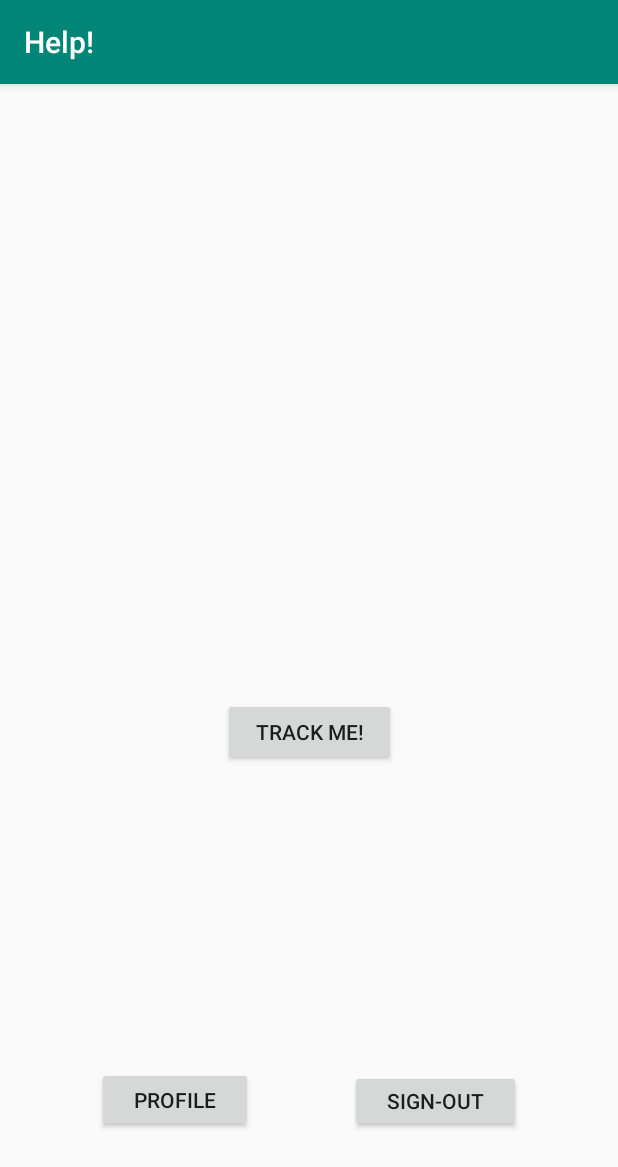
After one commit to Arnesh07/Help-, an Android app: the trackMeFrag screen opened directly, with no data from a screen before it, on a phone screen of 412 x 824 dp. The commit adds this screen. Shown: the top 1167 px of the screen. Run offline under Robolectric (Android 15) with nearby library versions, the phone set to English and light mode, and no system bars; our stand-ins replace Firebase (no records; nobody signed in at launch, a user with empty details on screens opened directly).

Commit message:
Adds TrackMe UI and Implements Timer

```diff
--- a/app/src/main/java/com/example/arnesh07/help/MainActivity.java
+++ b/app/src/main/java/com/example/arnesh07/help/MainActivity.java
@@ -1,11 +1,18 @@
 package com.example.arnesh07.help;
 
+import android.app.AlarmManager;
+import android.os.Handler;
+import android.os.Looper;
+import android.os.Message;
 import android.support.annotation.NonNull;
+import android.support.v4.app.AlarmManagerCompat;
+import android.support.v4.app.DialogFragment;
 import android.support.v4.app.FragmentManager;
 import android.support.v4.app.FragmentTransaction;
 import android.support.v7.app.AppCompatActivity;
 import android.os.Bundle;
 import android.text.TextUtils;
+import android.util.Log;
 import android.view.View;
 import android.widget.FrameLayout;
 import android.widget.ProgressBar;
@@ -19,7 +26,10 @@ import com.google.firebase.auth.FirebaseAuthUserCollisionException;
 import com.google.firebase.database.DatabaseReference;
 import com.google.firebase.database.FirebaseDatabase;
 
-public class MainActivity extends AppCompatActivity implements signup.signUpListener , login.loginListener , EmailInputFragment.EmailInputFragmentListener {
+import java.util.Timer;
+import java.util.TimerTask;
+
+public class MainActivity extends AppCompatActivity implements signup.signUpListener , login.loginListener , EmailInputFragment.EmailInputFragmentListener , trackMeFrag.trackMeListener ,TimePickerFrag.timePickerListener {
 
      FragmentManager fragmentManager;
      FragmentTransaction fragmentTransaction;
@@ -33,6 +43,9 @@ public class MainActivity extends AppCompatActivity implements signup.signUpList
      signup signupFrag=new signup();
      login loginFrag=new login();
      EmailInputFragment emailInputFragment=new EmailInputFragment();
+     trackMeFrag trackMeFrag=new trackMeFrag();
+     DialogFragment timePickerFrag = new TimePickerFrag();
+
 
     @Override
     protected void onCreate(Bundle savedInstanceState) {
@@ -44,12 +57,10 @@ public class MainActivity extends AppCompatActivity implements signup.signUpList
         container=findViewById(R.id.container);
 
         fragmentManager = getSupportFragmentManager();
+
         fragmentTransaction = fragmentManager.beginTransaction();
-
-
         fragmentTransaction.add(R.id.container,signupFrag);
         fragmentTransaction.commit();
-
 
     }
 
@@ -116,11 +127,36 @@ public class MainActivity extends AppCompatActivity implements signup.signUpList
 
     @Override
     public void checkUser() {
-        if(mAuth.getCurrentUser()!=null){
-            Toast.makeText(com.example.arnesh07.help.MainActivity.this,"Already Signed-In",Toast.LENGTH_LONG).show();
-            //update UI
+        mAuth = FirebaseAuth.getInstance();
+        if(mAuth.getCurrentUser()==null){
+            Toast.makeText(MainActivity.this,"You need to Sign-In",Toast.LENGTH_LONG).show();
+            return;
+        }
+        else {
+            authStateListener = new FirebaseAuth.AuthStateListener() {
+                @Override
+                public void onAuthStateChanged(@NonNull FirebaseAuth firebaseAuth) {
+                    if (firebaseAuth.getCurrentUser() != null) {
+                        //updateUI
+                        fragmentTransaction = fragmentManager.beginTransaction();
+                        fragmentTransaction.replace(R.id.container, trackMeFrag);
+                        fragmentTransaction.commit();
+                        return;
+                    }
+                    else{
+                        Toast.makeText(MainActivity.this,"You need to Sign-In",Toast.LENGTH_LONG).show();
+                        return;
+                    }
+                }
+            };
+        }
+        Toast.makeText(MainActivity.this,"Already Signed In",Toast.LENGTH_LONG).show();
+        //updateUI
+        fragmentTransaction = fragmentManager.beginTransaction();
+        fragmentTransaction.replace(R.id.container, trackMeFrag);
+        fragmentTransaction.commit();
 
-        }
+
         }
 
     @Override
@@ -143,9 +179,9 @@ public class MainActivity extends AppCompatActivity implements signup.signUpList
                     if(task.isSuccessful()){
                         mProgressBar.setVisibility(View.GONE);
                         Toast.makeText(MainActivity.this,"Successful",Toast.LENGTH_LONG).show();
-                        //  Intent i3=new Intent(v.getContext(),TrackMe.class);
-                        // i3.addFlags(Intent.FLAG_ACTIVITY_CLEAR_TOP);
-                        // startActivity(i3);
+                        fragmentTransaction = fragmentManager.beginTransaction();
+                        fragmentTransaction.replace(R.id.container,trackMeFrag);
+                        fragmentTransaction.commit();
                     }
                     else{
                         mProgressBar.setVisibility(View.GONE);
@@ -169,9 +205,46 @@ public class MainActivity extends AppCompatActivity implements signup.signUpList
             public void onComplete(@NonNull Task<Void> task) {
                 Toast.makeText(com.example.arnesh07.help.MainActivity.this,"Successful",Toast.LENGTH_SHORT).show();
                 //update UI
-
+                fragmentTransaction = fragmentManager.beginTransaction();
+                fragmentTransaction.replace(R.id.container,trackMeFrag);
+                fragmentTransaction.commit();
             }
         });
 
     }
+
+    @Override
+    public void callTimePicker() {
+        timePickerFrag.show(fragmentManager,"TimePickerFrag");
+
+
     }
+
+    @Override
+    public void startCountdown(int secondsRemaining) {
+        new Timer().schedule(new TimerTask() {
+            @Override
+            public void run() {
+                // this code will be executed after time difference between current and user picked time.
+                Log.v("Timer","executed");
+                // Get a handler that can be used to post to the main thread
+                Handler mainHandler = new Handler(Looper.getMainLooper());
+
+                Runnable myRunnable = new Runnable() {
+                    @Override
+                    public void run() {
+                        makeAToast();
+                        //Timer Completed.Make Changes...
+
+
+                    }
+                };
+                mainHandler.post(myRunnable);
+            }
+        }, secondsRemaining*1000);
+    }
+
+    public void makeAToast(){
+        Toast.makeText(MainActivity.this,"Timer Completed",Toast.LENGTH_SHORT).show();
+    }
+}
--- /dev/null
+++ b/app/src/main/java/com/example/arnesh07/help/TimePickerFrag.java
@@ -0,0 +1,109 @@
+package com.example.arnesh07.help;
+
+import android.app.AlertDialog;
+import android.app.Dialog;
+import android.app.TimePickerDialog;
+import android.content.Context;
+import android.content.DialogInterface;
+import android.os.Bundle;
+import android.support.annotation.NonNull;
+import android.support.annotation.Nullable;
+import android.support.v4.app.DialogFragment;
+import android.util.Log;
+import android.view.LayoutInflater;
+import android.view.View;
+import android.widget.EditText;
+import android.widget.TimePicker;
+
+import java.util.Calendar;
+
+public class TimePickerFrag extends DialogFragment implements TimePickerDialog.OnTimeSetListener {
+
+    timePickerListener caller;
+
+    public interface timePickerListener{
+       void startCountdown(int secondsRemaining);
+    }
+    @Override
+    public void onAttach(Context context) {
+        super.onAttach(context);
+        try{
+            caller = (timePickerListener) context;
+        }
+        catch (ClassCastException e){ throw new ClassCastException(getActivity().toString()); }
+    }
+
+    @NonNull
+    @Override
+    public Dialog onCreateDialog(@Nullable Bundle savedInstanceState) {
+
+       // AlertDialog.Builder builder = new AlertDialog.Builder(getActivity());
+       // LayoutInflater inflater = getActivity().getLayoutInflater();
+
+
+        final Calendar c = Calendar.getInstance();
+        int hour = c.get(Calendar.HOUR_OF_DAY);
+        int minute = c.get(Calendar.MINUTE);
+        //Log.v("hour abhi",Integer.toString(minute));
+        /*final View v=inflater.inflate(R.layout.time_picker, null);
+        builder.setView(v)
+        .setPositiveButton("Set", new DialogInterface.OnClickListener() {
+            @Override
+            public void onClick(DialogInterface dialog, int id) {
+                // sign in the user ...
+               EditText hoursText = (EditText)v.findViewById(R.id.hours);
+               EditText minutesText=(EditText)v.findViewById(R.id.mins);
+               String hoursString=hoursText.getText().toString();
+               String minutesString=minutesText.getText().toString();
+               int hours=Integer.parseInt(hoursString);
+               int minutes=Integer.parseInt(minutesString);
+
+            }
+        })
+                .setNegativeButton("Cancel", new DialogInterface.OnClickListener() {
+                    public void onClick(DialogInterface dialog, int id) {
+                        TimePickerFrag.this.getDialog().cancel();
+                    }
+                });
+        return builder.create();
+          */
+        // Create a new instance of TimePickerDialog and return it
+
+        //return new TimePickerDialog(getActivity(), this, hour, minute,
+              //  DateFormat.is24HourFormat(getActivity()));
+
+        TimePickerDialog tmp =new TimePickerDialog(getActivity(), this, hour, minute,false);;
+         return tmp;
+
+    }
+
+    @Override
+    public void onTimeSet(TimePicker view, int hourOfDay, int minute) {
+        //Time Obtained
+        //Log.v("hour",Integer.toString(hourOfDay));
+        //Log.v("minute",Integer.toString(minute));
+        final Calendar c = Calendar.getInstance();
+        int currentHour = c.get(Calendar.HOUR_OF_DAY);
+        int currentMinute = c.get(Calendar.MINUTE);
+        int secondsRemaining;
+        if(hourOfDay>currentHour){
+            secondsRemaining=((hourOfDay-currentHour)*60 + (minute-currentMinute))*60;
+        }
+        else if(hourOfDay<currentHour){
+            secondsRemaining=((24-(currentHour-hourOfDay))*60+ (minute-currentMinute))*60;
+        }
+        else{
+            if(currentMinute<minute){
+                secondsRemaining=(minute-currentMinute)*60;
+            }
+            else if(currentMinute>minute){
+                 secondsRemaining=24*3600+ (minute-currentMinute)*60;
+            }
+            else{
+                secondsRemaining=24*3600;
+            }
+        }
+        caller.startCountdown(secondsRemaining);
+        Log.v("Seconds",Integer.toString(secondsRemaining));
+    }
+}
--- a/app/src/main/java/com/example/arnesh07/help/signup.java
+++ b/app/src/main/java/com/example/arnesh07/help/signup.java
@@ -54,6 +54,7 @@ public class signup extends Fragment {
         progressBar=view.findViewById(R.id.progressBar);
         progressBar.setVisibility(View.GONE);
 
+        caller.checkUser();
         SignUp.setOnClickListener(new View.OnClickListener() {
             @Override
             public void onClick(View v) {
--- /dev/null
+++ b/app/src/main/java/com/example/arnesh07/help/trackMeFrag.java
@@ -0,0 +1,46 @@
+package com.example.arnesh07.help;
+
+import android.content.Context;
+import android.os.Bundle;
+import android.support.annotation.NonNull;
+import android.support.annotation.Nullable;
+import android.support.v4.app.Fragment;
+import android.view.LayoutInflater;
+import android.view.View;
+import android.view.ViewGroup;
+import android.widget.Button;
+
+public class trackMeFrag extends Fragment {
+
+    trackMeListener caller;
+
+    public interface trackMeListener{
+        void callTimePicker();
+    }
+    @Override
+    public void onAttach(Context context) {
+        super.onAttach(context);
+        try{
+            caller = (trackMeListener) getActivity();
+        }
+        catch (ClassCastException e){ throw new ClassCastException(getActivity().toString()); }
+    }
+
+    Button trackMe;
+    @Nullable
+    @Override
+    public View onCreateView(@NonNull LayoutInflater inflater, @Nullable ViewGroup container, @Nullable Bundle savedInstanceState) {
+        View v=inflater.inflate(R.layout.trackme,container,false);
+
+        trackMe=v.findViewById(R.id.trackMe);
+
+        trackMe.setOnClickListener(new View.OnClickListener() {
+            @Override
+            public void onClick(View v) {
+                caller.callTimePicker();
+            }
+        });
+
+        return v;
+    }
+}
--- a/app/src/main/res/layout/signup.xml
+++ b/app/src/main/res/layout/signup.xml
@@ -75,7 +75,7 @@
         android:layout_marginStart="143dp"
         android:layout_marginLeft="143dp"
         android:layout_marginBottom="85dp"
-        android:text="@string/signup" />
+        android:text="@string/proceed" />
 
     <ProgressBar
         android:id="@+id/progressBar"
--- /dev/null
+++ b/app/src/main/res/layout/trackme.xml
@@ -0,0 +1,52 @@
+<?xml version="1.0" encoding="utf-8"?>
+<android.support.constraint.ConstraintLayout xmlns:android="http://schemas.android.com/apk/res/android"
+    xmlns:app="http://schemas.android.com/apk/res-auto"
+    xmlns:tools="http://schemas.android.com/tools"
+    android:layout_width="match_parent"
+    android:layout_height="match_parent">
+
+    <Button
+        android:id="@+id/trackMe"
+        android:layout_width="115dp"
+        android:layout_height="45dp"
+        android:layout_marginStart="8dp"
+        android:layout_marginLeft="8dp"
+        android:layout_marginTop="8dp"
+        android:layout_marginEnd="8dp"
+        android:layout_marginRight="8dp"
+        android:layout_marginBottom="8dp"
+        android:text="@string/track_me"
+        app:layout_constraintBottom_toBottomOf="parent"
+        app:layout_constraintEnd_toEndOf="parent"
+        app:layout_constraintStart_toStartOf="parent"
+        app:layout_constraintTop_toTopOf="parent" />
+
+    <Button
+        android:id="@+id/profile"
+        android:layout_width="104dp"
+        android:layout_height="43dp"
+        android:layout_marginTop="8dp"
+        android:layout_marginBottom="8dp"
+        android:text="@string/profile"
+        app:layout_constraintBottom_toBottomOf="parent"
+        app:layout_constraintEnd_toStartOf="@+id/signOut"
+        app:layout_constraintHorizontal_bias="0.5"
+        app:layout_constraintStart_toStartOf="parent"
+        app:layout_constraintTop_toTopOf="parent"
+        app:layout_constraintVertical_bias="0.9" />
+
+    <Button
+        android:id="@+id/signOut"
+        android:layout_width="114dp"
+        android:layout_height="41dp"
+        android:layout_marginTop="8dp"
+        android:layout_marginBottom="8dp"
+        android:text="@string/sign_out"
+        app:layout_constraintBottom_toBottomOf="parent"
+        app:layout_constraintEnd_toEndOf="parent"
+        app:layout_constraintHorizontal_bias="0.5"
+        app:layout_constraintStart_toEndOf="@+id/profile"
+        app:layout_constraintTop_toTopOf="parent"
+        app:layout_constraintVertical_bias="0.9" />
+
+</android.support.constraint.ConstraintLayout>
--- a/app/src/main/res/values/strings.xml
+++ b/app/src/main/res/values/strings.xml
@@ -28,6 +28,16 @@
     <string name="input_email3">Enter E-mail 3</string>
     <string name="input_email2">Enter E-mail 2</string>
     <string name="input_email1">Enter E-mail 1</string>
+    <string name="already_registed_login">Already Registed?Login</string>
     <string name="proceed">Proceed</string>
-    <string name="already_registed_login">Already Registed?Login</string>
+    <string name="track_me">Track Me!</string>
+    <string name="profile">Profile</string>
+    <string name="sign_out">Sign-Out</string>
+    <string name="when_should_we_stop_tracking_you">When Should We Stop Tracking You?</string>
+    <string name="type_in_time">Type in Time</string>
+    <string name="colon">:</string>
+    <string name="_12">12</string>
+    <string name="_53">53</string>
+    <string name="pm">PM</string>
+    <string name="am">AM</string>
 </resources>
```
Also changed, not shown: app/src/main/res/layout/layout_email_input_fragment.xml (+11 -11 lines). Lines whose indentation alone changed are shown as unchanged.
